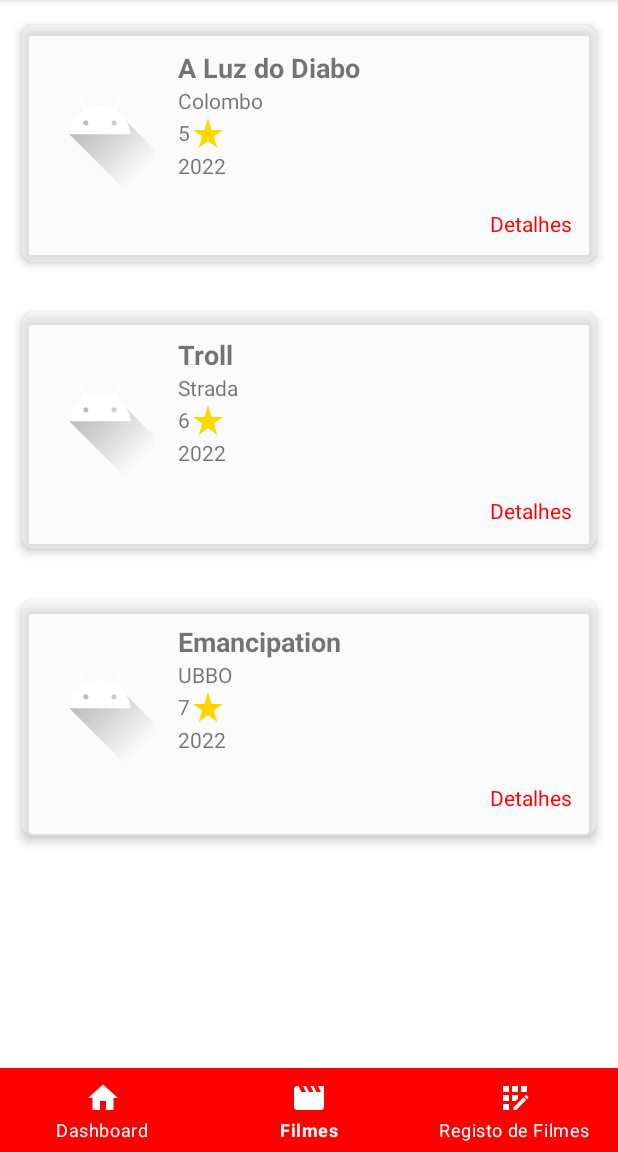
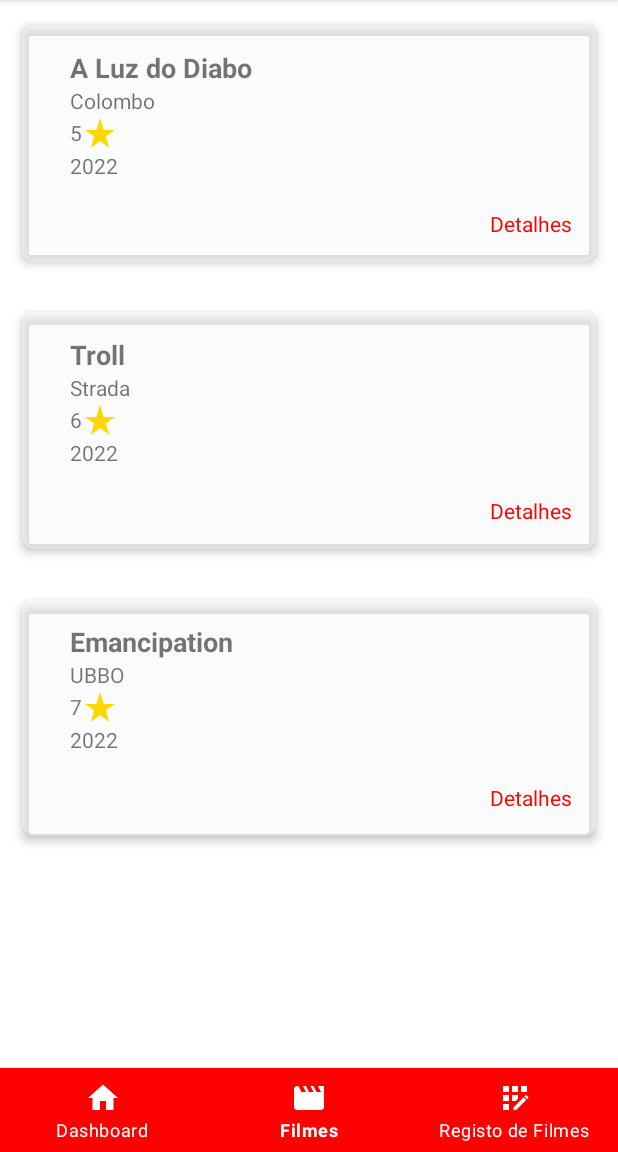
Before and after one commit to a22003420/CinemasApp, an Android app: the screen it shows after launch (MainActivity), item 2 of the bottom bar chosen, on a phone screen of 412 x 824 dp, the part 84-1236 px from its top. Run offline under Robolectric (Android 15) with nearby library versions, the light colour scheme and no system bars.

Commit message:
refactor(movie): remove cover image

```diff
--- a/app/src/main/java/com/example/cinemas_app/model/Filme.kt
+++ b/app/src/main/java/com/example/cinemas_app/model/Filme.kt
@@ -3,14 +3,11 @@ package com.example.cinemas_app.model
 import java.util.*
 
 data class Filme(
-  val id: String = UUID.randomUUID().toString(), //gera um id unico, temos de alterar para
-  // o counter, para não ser gerado um ids repetidos
+  val id: String = UUID.randomUUID().toString(),
   val nome: String,
   val cinema: String,
   val classificacao: Int,
-  val ano: Date?,
-  //val imagem: Drawable?, // falta implementar
-  val imagem: String,
+  val ano: Date,
   val observacoes: String,
 ) {
 
--- a/app/src/main/java/com/example/cinemas_app/view/History.kt
+++ b/app/src/main/java/com/example/cinemas_app/view/History.kt
@@ -17,7 +17,6 @@ object History {
         "Colombo",
         5,
         genDate("2022/12/12"),
-        "FOTO",
         "Filme de Terror muito bom, recomendo"
       ),
       Filme(
@@ -26,7 +25,6 @@ object History {
         "Strada",
         6,
         genDate("2022/04/15"),
-        "FOTO",
         "Filme de Acção, recomendo"
       ),
       Filme(
@@ -35,7 +33,6 @@ object History {
         "UBBO",
         7,
         genDate("2022/08/22"),
-        "FOTO",
         "Filme de Acção"
       )
     )
--- a/app/src/main/java/com/example/cinemas_app/view/fragments/RegistoFilmesFragment.kt
+++ b/app/src/main/java/com/example/cinemas_app/view/fragments/RegistoFilmesFragment.kt
@@ -61,13 +61,13 @@ class RegistoFilmesFragment : Fragment() {
         val observacoes = binding.editTextObservacoes.text.toString()
 
         val data = SimpleDateFormat("yyyy/MM/dd", Locale.getDefault()).parse(dataString)
-        val filme = Filme(UUID.randomUUID().toString(), nome, cinema, classificacao, data, imagem, observacoes)
+        val filme = Filme(UUID.randomUUID().toString(), nome, cinema, classificacao, data, observacoes)
 
         val confirmDialog = AlertDialog.Builder(requireContext())
           .setTitle("Confirmar")
           .setMessage("Deseja guardar o filme $nome?")
           .setPositiveButton("Guardar") { _, _ ->
-            History.historyItems.add(filme)
+            History.movieList.add(filme)
             contador++ // Incrementa o contador, para substituir
             // o UUID.randomUUID().toString(),
             println("Já tem $contador Filmes na Lista de Filmes")
--- a/app/src/main/res/layout/movie_list_item.xml
+++ b/app/src/main/res/layout/movie_list_item.xml
@@ -14,15 +14,6 @@
         android:layout_height="wrap_content"
         android:orientation="horizontal"
         android:padding="16dp">
-
-        <ImageView
-            android:id="@+id/filme_imagem"
-            android:layout_width="72dp"
-            android:layout_height="96dp"
-            android:scaleType="centerCrop"
-            android:src="@drawable/luzdodiabo"
-            android:contentDescription="luzdodiabo"/>
-
 
         <LinearLayout
             android:layout_width="0dp"
```
